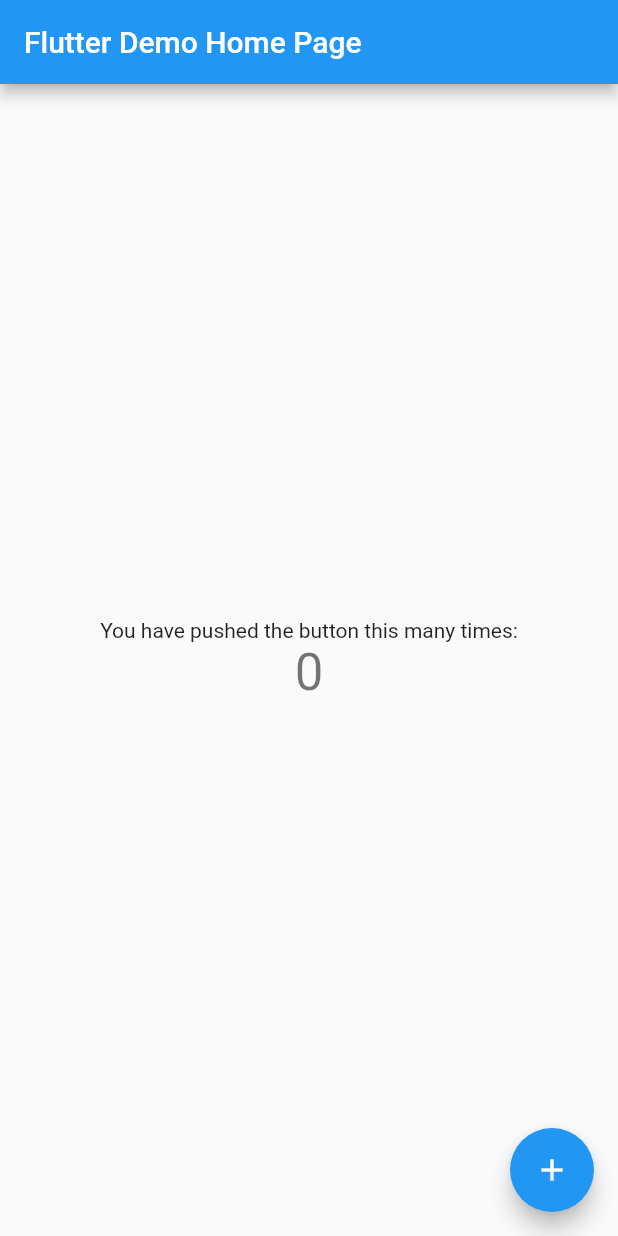
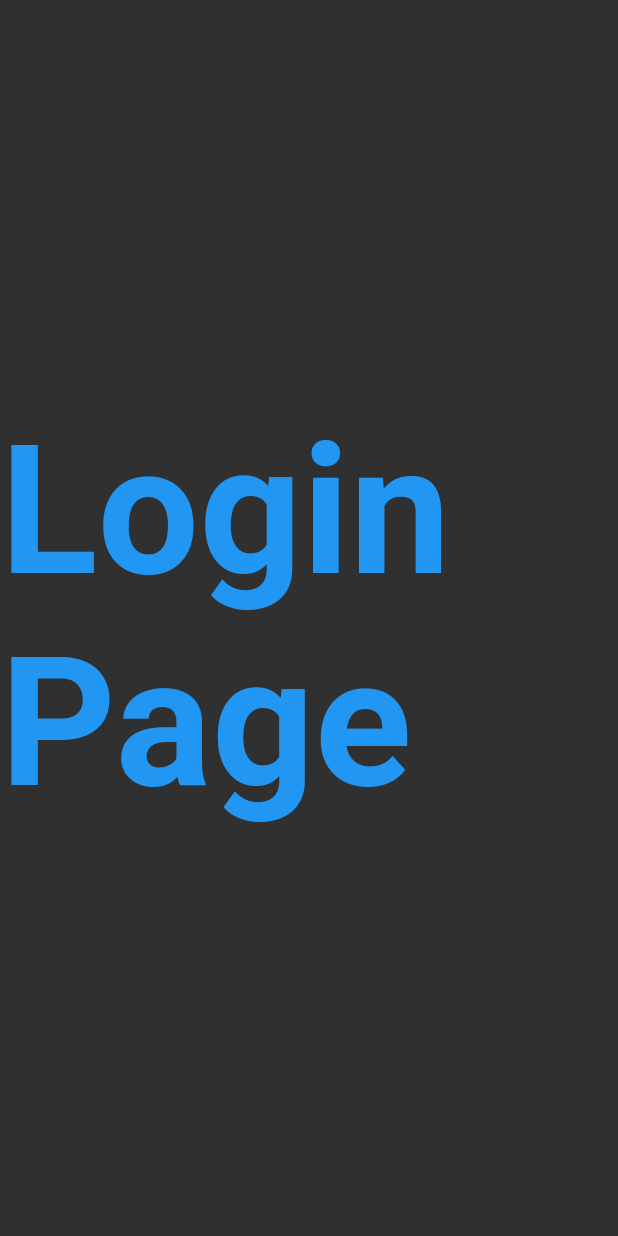
Before and after one commit to Manish-M11/30_days_of_flutter, a Flutter app: the screen it shows after launch, on a phone screen of 412 x 824 dp. Run offline on Flutter 3.47's test engine with Material 2 defaults, Android fonts, the phone set to English and light mode, and no system bars.

Commit message:
day3 completed

```diff
--- a/lib/main.dart
+++ b/lib/main.dart
@@ -1,30 +1,44 @@
 import 'package:flutter/material.dart';
+import 'package:flutter_project/pages/home_page.dart';
+import 'package:flutter_project/pages/login_page.dart';
 
 void main() {
   runApp(const MyApp());
 }
-
+// Try running your application with "flutter run". You'll see the
+// application has a blue toolbar. Then, without quitting the app, try
+// changing the primarySwatch below to Colors.green and then invoke
+// "hot reload" (press "r" in the console where you ran "flutter run",
+// or simply save your changes to "hot reload" in a Flutter IDE).
+// Notice that the counter didn't reset back to zero; the application
+// is not restarted.
 class MyApp extends StatelessWidget {
   const MyApp({Key? key}) : super(key: key);
 
   // This widget is the root of your application.
   @override
   Widget build(BuildContext context) {
+
+
+    var day = "Tuesday";
+    //const - list cannot be upgraded
+    //final - value can be used(list can be upgraded
+    //@48:00:00
+
+
     return MaterialApp(
-      title: 'Flutter Demo',
-      theme: ThemeData(
-        // This is the theme of your application.
-        //
-        // Try running your application with "flutter run". You'll see the
-        // application has a blue toolbar. Then, without quitting the app, try
-        // changing the primarySwatch below to Colors.green and then invoke
-        // "hot reload" (press "r" in the console where you ran "flutter run",
-        // or simply save your changes to "hot reload" in a Flutter IDE).
-        // Notice that the counter didn't reset back to zero; the application
-        // is not restarted.
-        primarySwatch: Colors.blue,
+      // home:HomePage(),
+      themeMode: ThemeMode.dark,
+      theme: ThemeData(primaryColor: Colors.deepPurple),
+      darkTheme: ThemeData(
+        brightness: Brightness.dark,
       ),
-      home: const MyHomePage(title: 'Flutter Demo Home Page'),
+      // initialRoute: "/home",
+      routes: {
+        "/": (context) => LoginPage(),
+        "/home" : (context) => HomePage(),
+        "/login" : (context) => LoginPage(),
+      },
     );
   }
 }
--- /dev/null
+++ b/lib/pages/login_page.dart
@@ -0,0 +1,21 @@
+import 'package:flutter/material.dart';
+
+class LoginPage extends StatelessWidget {
+  const LoginPage({Key? key}) : super(key: key);
+
+  @override
+  Widget build(BuildContext context) {
+    return Material(
+        child: Center(
+          child: Text("Login Page",
+            style: TextStyle(
+              fontSize: 40,
+              color: Colors.blue,
+              fontWeight: FontWeight.bold,
+            ),
+            textScaleFactor: 3.0,
+          ),
+        ),
+    );
+  }
+}
```
Also changed, not shown: lib/pages/home_page.dart (added, +24 -0 lines), lib/home_page.dart (deleted).
